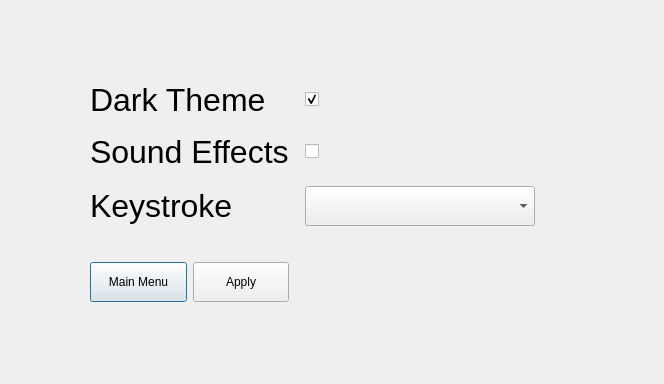
First picture: the form in speed-typer/source_ui/settingsWindow.ui, repository Rolv-Apneseth/ps-typer, before the edit.
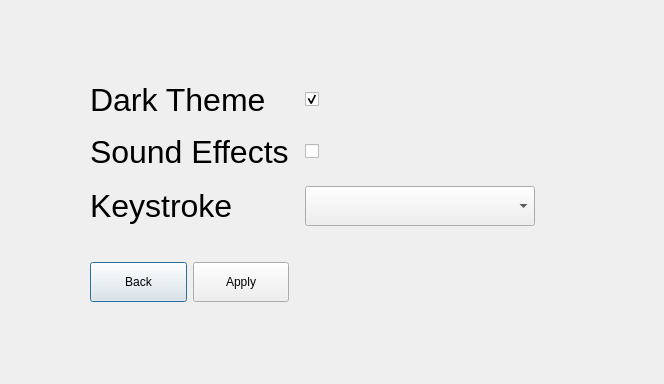
Second picture: the form after the edit.

Commit message: Changed main menu buttons to read Back

```diff
--- a/speed-typer/source_ui/settingsWindow.ui
+++ b/speed-typer/source_ui/settingsWindow.ui
@@ -220,7 +220,7 @@
           <cursorShape>PointingHandCursor</cursorShape>
          </property>
          <property name="text">
-          <string>Main Menu</string>
+          <string>Back</string>
          </property>
          <property name="autoDefault">
           <bool>false</bool>
```
The commit also changes 3 other files.
